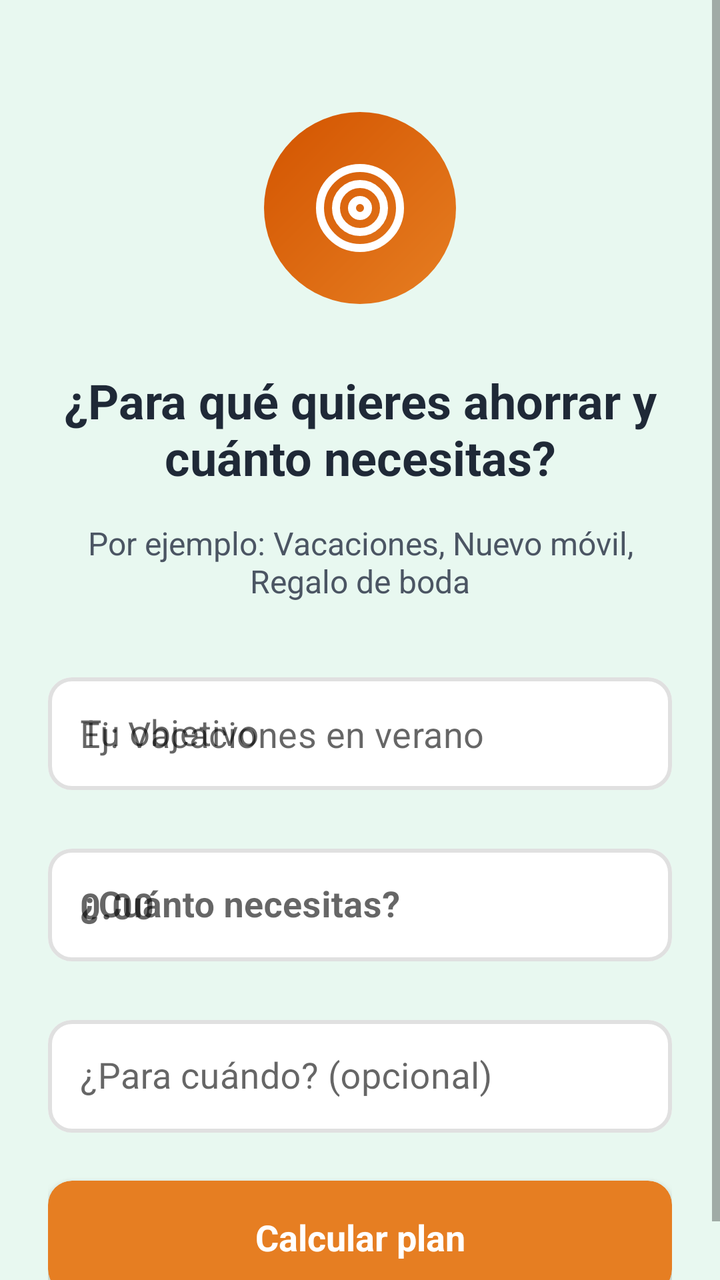
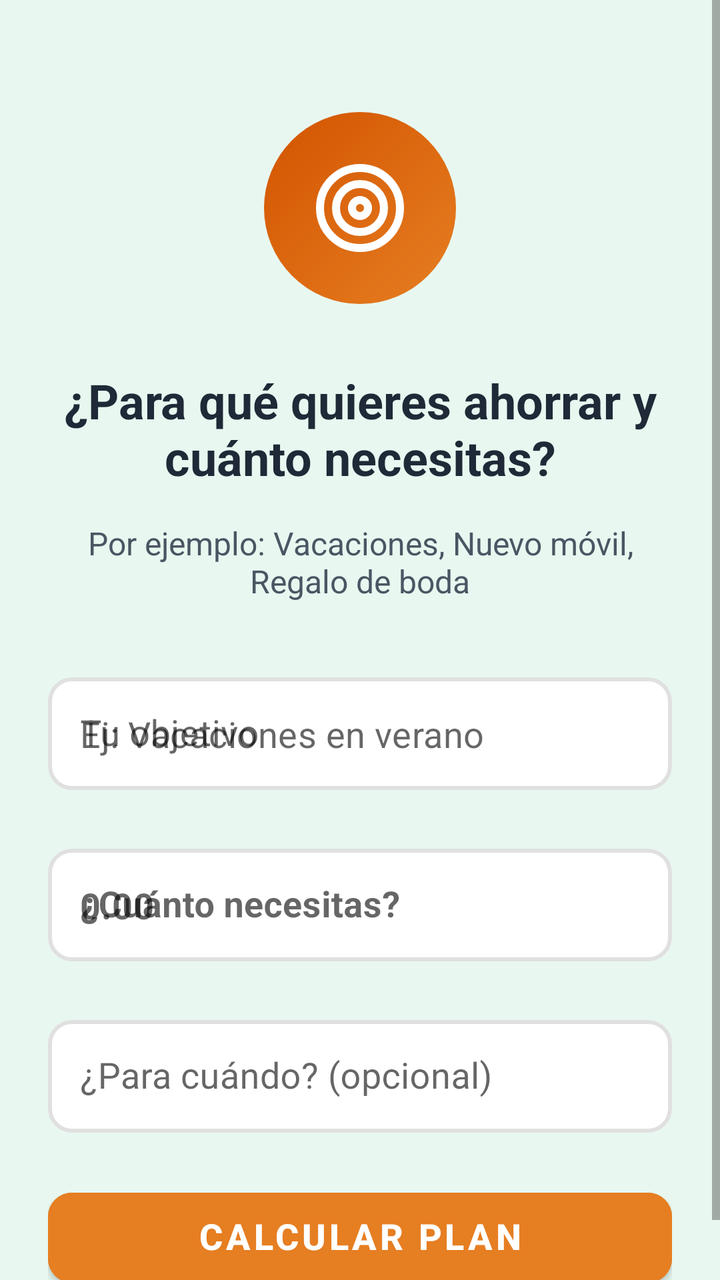

An Android layout rendered at two revisions. The XML below is the earlier revision; the diff shows what the commit changed to produce the second picture.
<!-- AndroidManifest.xml: application theme Theme.Equilibra -->
<!-- res/layout/onboarding_step_saving_goal.xml -->
<?xml version="1.0" encoding="utf-8"?>
<ScrollView xmlns:android="http://schemas.android.com/apk/res/android"
    xmlns:app="http://schemas.android.com/apk/res-auto"
    android:layout_width="match_parent"
    android:layout_height="match_parent"
    android:fillViewport="true">

    <LinearLayout
        android:layout_width="match_parent"
        android:layout_height="wrap_content"
        android:orientation="vertical"
        android:padding="24dp">

        
        <FrameLayout
            android:layout_width="wrap_content"
            android:layout_height="wrap_content"
            android:layout_gravity="center"
            android:layout_marginTop="32dp"
            android:layout_marginBottom="32dp">

            <View
                android:layout_width="96dp"
                android:layout_height="96dp"
                android:layout_gravity="center"
                android:background="@drawable/circle_gradient_accent" />

            <ImageView
                android:layout_width="48dp"
                android:layout_height="48dp"
                android:layout_gravity="center"
                android:src="@drawable/ic_onb_target"
                android:tint="@android:color/white" />
        </FrameLayout>

        
        <TextView
            android:layout_width="match_parent"
            android:layout_height="wrap_content"
            android:layout_marginBottom="16dp"
            android:gravity="center"
            android:text="@string/saving_goal_title"
            android:textColor="@color/gray_800"
            android:textSize="24sp"
            android:textStyle="bold" />

        
        <TextView
            android:layout_width="match_parent"
            android:layout_height="wrap_content"
            android:layout_marginBottom="32dp"
            android:gravity="center"
            android:text="@string/saving_goal_subtitle"
            android:textColor="@color/gray_600"
            android:textSize="16sp" />

        
        <com.google.android.material.textfield.TextInputLayout
            android:id="@+id/goalInputLayout"
            android:layout_width="match_parent"
            android:layout_height="wrap_content"
            android:layout_marginBottom="24dp"
            android:hint="@string/hint_goal"
            app:boxBackgroundColor="@android:color/white"
            app:boxBackgroundMode="outline"
            app:boxCornerRadiusBottomEnd="12dp"
            app:boxCornerRadiusBottomStart="12dp"
            app:boxCornerRadiusTopEnd="12dp"
            app:boxCornerRadiusTopStart="12dp"
            app:boxStrokeColor="@color/input_stroke_color"
            app:boxStrokeWidth="2dp"
            app:hintTextColor="@color/gray_700">

            <com.google.android.material.textfield.TextInputEditText
                android:id="@+id/goalInput"
                android:layout_width="match_parent"
                android:layout_height="wrap_content"
                android:hint="@string/hint_input_goal"
                android:inputType="text"
                android:padding="16dp"
                android:textSize="18sp" />
        </com.google.android.material.textfield.TextInputLayout>

        
        <com.google.android.material.textfield.TextInputLayout
            android:id="@+id/amountInputLayout"
            android:layout_width="match_parent"
            android:layout_height="wrap_content"
            android:layout_marginBottom="24dp"
            android:hint="@string/hint_amount"
            app:boxBackgroundColor="@android:color/white"
            app:boxBackgroundMode="outline"
            app:boxCornerRadiusBottomEnd="12dp"
            app:boxCornerRadiusBottomStart="12dp"
            app:boxCornerRadiusTopEnd="12dp"
            app:boxCornerRadiusTopStart="12dp"
            app:boxStrokeColor="@color/input_stroke_color"
            app:boxStrokeWidth="2dp"
            app:hintTextColor="@color/gray_700"
            app:suffixText="€"
            app:suffixTextColor="@color/gray_400">

            <com.google.android.material.textfield.TextInputEditText
                android:id="@+id/amountInput"
                android:layout_width="match_parent"
                android:layout_height="wrap_content"
                android:hint="0.00"
                android:inputType="numberDecimal"
                android:padding="16dp"
                android:textSize="18sp"
                android:textStyle="bold" />
        </com.google.android.material.textfield.TextInputLayout>

        
        <com.google.android.material.textfield.TextInputLayout
            android:id="@+id/dateInputLayout"
            android:layout_width="match_parent"
            android:layout_height="wrap_content"
            android:layout_marginBottom="24dp"
            android:hint="@string/hint_date"
            app:boxBackgroundColor="@android:color/white"
            app:boxBackgroundMode="outline"
            app:boxCornerRadiusBottomEnd="12dp"
            app:boxCornerRadiusBottomStart="12dp"
            app:boxCornerRadiusTopEnd="12dp"
            app:boxCornerRadiusTopStart="12dp"
            app:boxStrokeColor="@color/input_stroke_color"
            app:boxStrokeWidth="2dp"
            app:hintTextColor="@color/gray_700">

            <com.google.android.material.textfield.TextInputEditText
                android:id="@+id/dateInput"
                android:layout_width="match_parent"
                android:layout_height="wrap_content"
                android:clickable="true"
                android:focusable="false"
                android:inputType="none"
                android:padding="16dp"
                android:textSize="18sp" />
        </com.google.android.material.textfield.TextInputLayout>

        
        <androidx.cardview.widget.CardView
            android:id="@+id/submitButton"
            android:layout_width="match_parent"
            android:layout_height="wrap_content"
            android:clickable="true"
            android:focusable="true"
            android:foreground="?android:attr/selectableItemBackground"
            app:cardBackgroundColor="@color/equilibra_accent"
            app:cardCornerRadius="12dp"
            app:cardElevation="4dp">

            <TextView
                android:layout_width="match_parent"
                android:layout_height="wrap_content"
                android:gravity="center"
                android:padding="16dp"
                android:text="@string/calculate_plan"
                android:textColor="@android:color/white"
                android:textSize="18sp"
                android:textStyle="bold" />
        </androidx.cardview.widget.CardView>

    </LinearLayout>
</ScrollView>
<!-- resources referenced by this layout -->
<resources>
  <color name="equilibra_accent">#E67E22</color>
  <color name="gray_400">#9CA3AF</color>
  <color name="gray_600">#4B5563</color>
  <color name="gray_700">#374151</color>
  <color name="gray_800">#1F2937</color>
  <!-- drawable circle_gradient_accent (drawable) -->
  <?xml version="1.0" encoding="utf-8"?>
  <shape xmlns:android="http://schemas.android.com/apk/res/android"
      android:shape="oval">
      <gradient
          android:type="linear"
          android:angle="135"
          android:startColor="@color/equilibra_accent"
          android:endColor="#D35400" />
      <size
          android:width="128dp"
          android:height="128dp" />
  </shape>
  <!-- drawable ic_onb_target (drawable) -->
  ﻿<vector xmlns:android="http://schemas.android.com/apk/res/android"
      android:width="24dp" android:height="24dp"
      android:viewportWidth="24" android:viewportHeight="24">  <path android:fillColor="#00000000" android:strokeColor="#FF000000" android:strokeWidth="2" android:strokeLineCap="round" android:strokeLineJoin="round" android:pathData="M 2 12 a 10 10 0 1 0 20 0 a 10 10 0 1 0 -20 0" />
    <path android:fillColor="#00000000" android:strokeColor="#FF000000" android:strokeWidth="2" android:strokeLineCap="round" android:strokeLineJoin="round" android:pathData="M 6 12 a 6 6 0 1 0 12 0 a 6 6 0 1 0 -12 0" />
    <path android:fillColor="#00000000" android:strokeColor="#FF000000" android:strokeWidth="2" android:strokeLineCap="round" android:strokeLineJoin="round" android:pathData="M 10 12 a 2 2 0 1 0 4 0 a 2 2 0 1 0 -4 0" />
  </vector>
  <string name="calculate_plan">Calcular plan" </string>
  <string name="hint_amount">¿Cuánto necesitas?</string>
  <string name="hint_date">¿Para cuándo? (opcional)</string>
  <string name="hint_goal">Tu objetivo</string>
  <string name="hint_input_goal">Ej: Vacaciones en verano</string>
  <string name="saving_goal_subtitle">Por ejemplo: "Vacaciones", "Nuevo móvil", "Regalo de boda"</string>
  <string name="saving_goal_title">¿Para qué quieres ahorrar y cuánto necesitas?</string>
  <style name="Theme.Equilibra" parent="Theme.MaterialComponents.DayNight.NoActionBar">
          <item name="colorPrimary">@color/primary_main</item>
          <item name="colorPrimaryVariant">@color/primary_light</item>
          <item name="colorOnPrimary">@color/white</item>
  
          <item name="colorSecondary">@color/secondary_main</item>
          <item name="colorSecondaryVariant">@color/secondary_light</item>
          <item name="colorOnSecondary">@color/white</item>
  
          <item name="android:statusBarColor">@color/primary_light</item>
          <item name="android:windowBackground">@color/primary_lightest</item>
  
          <item name="colorAccent">@color/accent_main</item>
      </style>
  <color name="primary_main">#2ECC71</color>
  <color name="primary_light">#27AE60</color>
  <color name="white">#FFFFFF</color>
  <color name="secondary_main">#3498DB</color>
  <color name="secondary_light">#5DADE2</color>
  <color name="primary_lightest">#E8F8F0</color>
  <color name="accent_main">#E67E22</color>
</resources>

<!-- the commit's change to res/layout/onboarding_step_saving_goal.xml (unified diff, before → after) -->
@@ -140,27 +140,12 @@
         </com.google.android.material.textfield.TextInputLayout>
 
         
-        <androidx.cardview.widget.CardView
+        <com.google.android.material.button.MaterialButton
+            style="@style/Equilibra.Button.Accent"
             android:id="@+id/submitButton"
             android:layout_width="match_parent"
             android:layout_height="wrap_content"
-            android:clickable="true"
-            android:focusable="true"
-            android:foreground="?android:attr/selectableItemBackground"
-            app:cardBackgroundColor="@color/equilibra_accent"
-            app:cardCornerRadius="12dp"
-            app:cardElevation="4dp">
-
-            <TextView
-                android:layout_width="match_parent"
-                android:layout_height="wrap_content"
-                android:gravity="center"
-                android:padding="16dp"
-                android:text="@string/calculate_plan"
-                android:textColor="@android:color/white"
-                android:textSize="18sp"
-                android:textStyle="bold" />
-        </androidx.cardview.widget.CardView>
+            android:text="@string/calculate_plan" />
 
     </LinearLayout>
 </ScrollView>
<!-- resource entries referenced after the edit -->
@@ -25,13 +25,26 @@
     <path android:fillColor="#00000000" android:strokeColor="#FF000000" android:strokeWidth="2" android:strokeLineCap="round" android:strokeLineJoin="round" android:pathData="M 6 12 a 6 6 0 1 0 12 0 a 6 6 0 1 0 -12 0" />
     <path android:fillColor="#00000000" android:strokeColor="#FF000000" android:strokeWidth="2" android:strokeLineCap="round" android:strokeLineJoin="round" android:pathData="M 10 12 a 2 2 0 1 0 4 0 a 2 2 0 1 0 -4 0" />
   </vector>
-  <string name="calculate_plan">Calcular plan" </string>
+  <string name="calculate_plan">Calcular plan</string>
   <string name="hint_amount">¿Cuánto necesitas?</string>
   <string name="hint_date">¿Para cuándo? (opcional)</string>
   <string name="hint_goal">Tu objetivo</string>
   <string name="hint_input_goal">Ej: Vacaciones en verano</string>
   <string name="saving_goal_subtitle">Por ejemplo: "Vacaciones", "Nuevo móvil", "Regalo de boda"</string>
   <string name="saving_goal_title">¿Para qué quieres ahorrar y cuánto necesitas?</string>
+  <style name="Equilibra.Button.Accent" parent="Widget.MaterialComponents.Button">
+          <item name="android:backgroundTint">@color/equilibra_accent</item>
+          <item name="cornerRadius">12dp</item>
+          <item name="android:textColor">@android:color/white</item>
+          <item name="android:textSize">18sp</item>
+          <item name="android:textStyle">bold</item>
+          <item name="android:minHeight">56dp</item>
+          <item name="android:paddingLeft">16dp</item>
+          <item name="android:paddingRight">16dp</item>
+          <item name="android:paddingTop">12dp</item>
+          <item name="android:paddingBottom">12dp</item>
+          <item name="android:includeFontPadding">false</item>
+      </style>
   <style name="Theme.Equilibra" parent="Theme.MaterialComponents.DayNight.NoActionBar">
           <item name="colorPrimary">@color/primary_main</item>
           <item name="colorPrimaryVariant">@color/primary_light</item>
